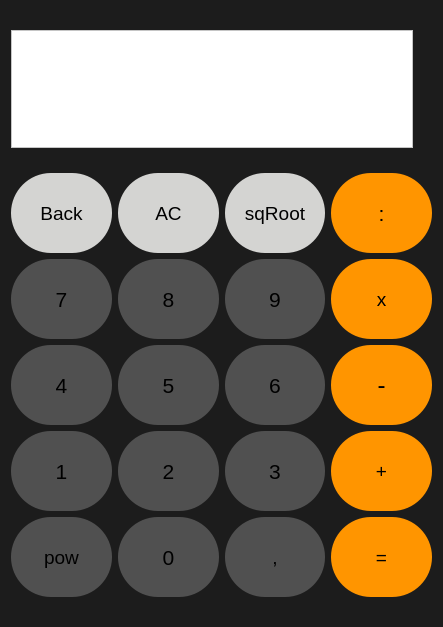
Above: kalkulator/kalkulator.ui from AlexOfRivia/QtCalculator before the change. Below: the same form after it.
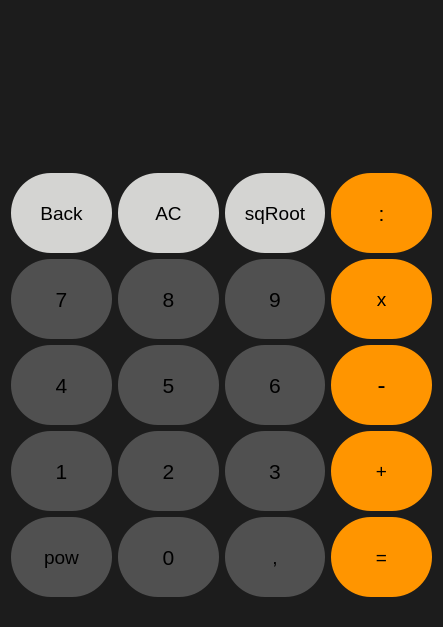
That is the form after the change.

The edit to the form file:
```diff
--- a/kalkulator/kalkulator.ui
+++ b/kalkulator/kalkulator.ui
@@ -34,15 +34,19 @@
       </property>
       <property name="font">
        <font>
-        <pointsize>24</pointsize>
+        <pointsize>28</pointsize>
        </font>
       </property>
       <property name="styleSheet">
        <string notr="true">QTextEdit
 {
-	background: white
+	background: rgb(28,28,28);
+	border: none
 }</string>
       </property>
+      <property name="verticalScrollBarPolicy">
+       <enum>Qt::ScrollBarPolicy::ScrollBarAlwaysOff</enum>
+      </property>
       <property name="readOnly">
        <bool>true</bool>
       </property>
@@ -53,8 +57,8 @@
 hr { height: 1px; border-width: 0; }
 li.unchecked::marker { content: &quot;\2610&quot;; }
 li.checked::marker { content: &quot;\2612&quot;; }
-&lt;/style&gt;&lt;/head&gt;&lt;body style=&quot; font-family:'Segoe UI'; font-size:24pt; font-weight:400; font-style:normal;&quot;&gt;
-&lt;p dir='rtl' style=&quot;-qt-paragraph-type:empty; margin-top:12px; margin-bottom:12px; margin-left:0px; margin-right:0px; -qt-block-indent:0; text-indent:0px;&quot;&gt;&lt;br /&gt;&lt;/p&gt;&lt;/body&gt;&lt;/html&gt;</string>
+&lt;/style&gt;&lt;/head&gt;&lt;body style=&quot; font-family:'Segoe UI'; font-size:28pt; font-weight:400; font-style:normal;&quot;&gt;
+&lt;p dir='rtl' style=&quot;-qt-paragraph-type:empty; margin-top:12px; margin-bottom:12px; margin-left:0px; margin-right:0px; -qt-block-indent:0; text-indent:0px; font-size:24pt;&quot;&gt;&lt;br /&gt;&lt;/p&gt;&lt;/body&gt;&lt;/html&gt;</string>
       </property>
      </widget>
     </item>
```
Left out of the diff: 496 changed lines with no effect on the pictures.
